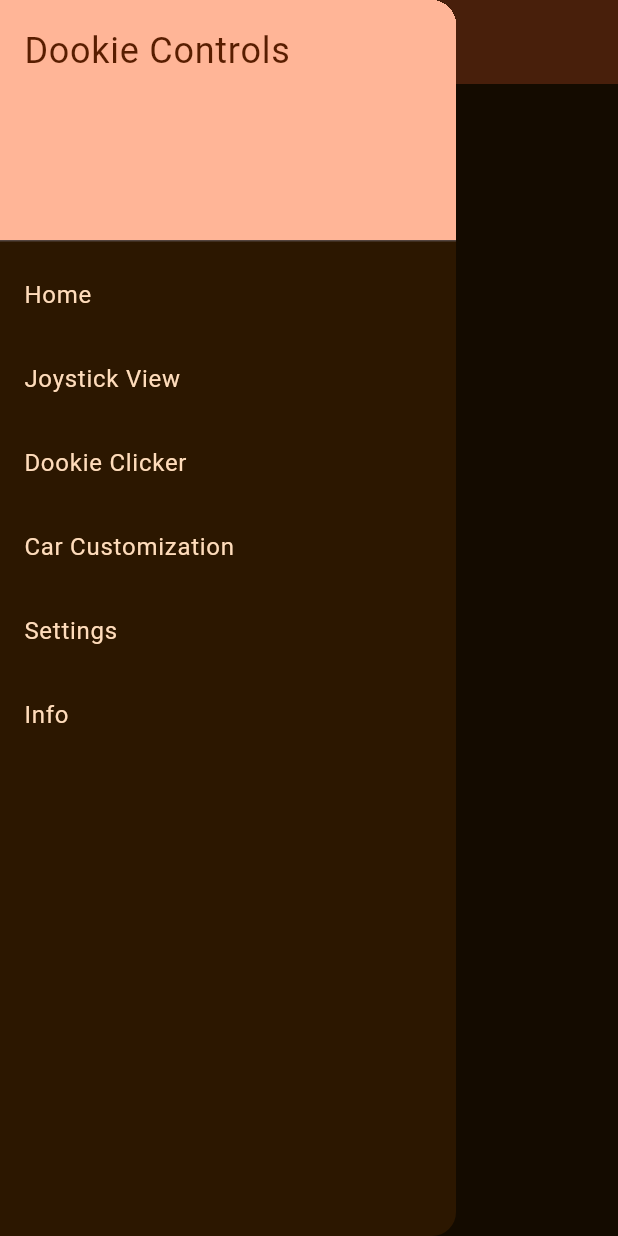
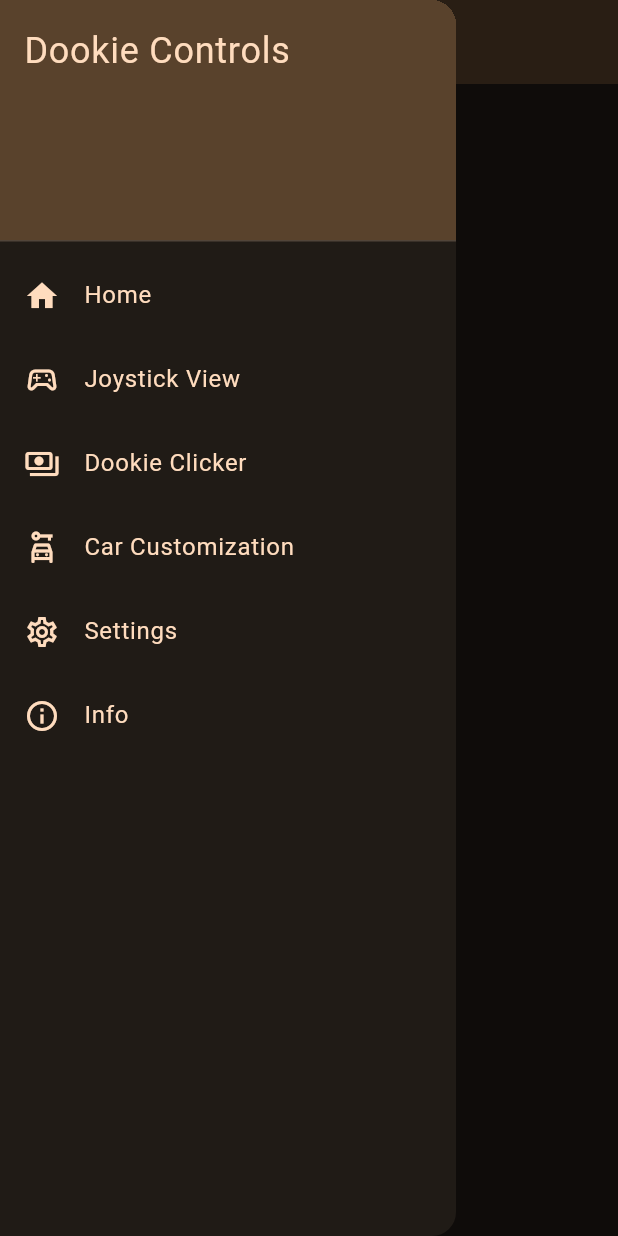
Before and after one commit to PhilippTrashman/dookie_controls, a Flutter app: the MainPage screen opened directly, with the side drawer open, on a phone screen of 412 x 824 dp. Run offline on Flutter 3.47's test engine with Material 3 defaults, Android fonts, the phone set to English and light mode, and no system bars; accounts and stored records are empty.

```diff
--- a/lib/main.dart
+++ b/lib/main.dart
@@ -2,6 +2,7 @@ import 'package:flutter/material.dart';
 import 'package:dookie_controls/color_schemes/color_schemes.g.dart';
 import 'package:dookie_controls/imports.dart';
 import 'package:dookie_controls/dookie_notifier.dart';
+import 'package:flutter/widgets.dart';
 import 'package:provider/provider.dart';
 
 void main() {
@@ -59,8 +60,11 @@ class _MyHomePageState extends State<MyHomePage> {
   Widget logInScreen() {
     return Scaffold(
         appBar: AppBar(
-          backgroundColor: Theme.of(context).colorScheme.inversePrimary,
-          title: Text(widget.title),
+          backgroundColor: colorScheme.secondaryContainer,
+          title: Text(
+            widget.title,
+            style: TextStyle(color: colorScheme.onSecondaryContainer),
+          ),
         ),
         body: Center(
             child: Column(
@@ -91,11 +95,11 @@ class _MyHomePageState extends State<MyHomePage> {
       icon: selectedUser != null
           ? Icon(
               Icons.lock_open,
-              color: colorScheme.primary,
+              color: colorScheme.onPrimaryContainer,
             )
           : Icon(
               Icons.lock,
-              color: colorScheme.primary,
+              color: colorScheme.onPrimaryContainer,
             ),
     );
   }
@@ -111,7 +115,7 @@ class _MyHomePageState extends State<MyHomePage> {
         margin: const EdgeInsets.all(10),
         padding: const EdgeInsets.all(10),
         decoration: BoxDecoration(
-          color: Theme.of(context).colorScheme.primary,
+          color: Theme.of(context).colorScheme.secondaryContainer,
           borderRadius: BorderRadius.circular(10),
         ),
         child: Column(
@@ -119,15 +123,15 @@ class _MyHomePageState extends State<MyHomePage> {
           children: [
             Text(
               user.name,
-              style: TextStyle(color: colorScheme.onPrimary),
+              style: TextStyle(color: colorScheme.onSecondaryContainer),
             ),
             Text(
               user.lastName,
-              style: TextStyle(color: colorScheme.onPrimary),
+              style: TextStyle(color: colorScheme.onSecondaryContainer),
             ),
             Icon(
               Icons.car_rental,
-              color: colorScheme.onPrimary,
+              color: colorScheme.onSecondaryContainer,
             )
           ],
         ),
@@ -192,8 +196,11 @@ class _MainPageState extends State<MainPage> {
             key: _scaffoldKey,
             drawer: menuDrawer(),
             appBar: AppBar(
-              backgroundColor: Theme.of(context).colorScheme.inversePrimary,
-              title: const Text("Dookie Controls"),
+              backgroundColor: colorScheme.secondaryContainer,
+              title: Text(
+                "Dookie Controls",
+                style: TextStyle(color: colorScheme.onSecondaryContainer),
+              ),
               leading: IconButton(
                 onPressed: () {
                   _scaffoldKey.currentState!.openDrawer();
@@ -209,6 +216,28 @@ class _MainPageState extends State<MainPage> {
     );
   }
 
+  ListTile menuButton(
+      {required String title,
+      required int index,
+      required IconData icon,
+      required IconData iconSelected}) {
+    return ListTile(
+      title: Text(
+        title,
+        style: TextStyle(color: colorScheme.onSecondaryContainer),
+      ),
+      leading: Icon(
+        selectedPage == index ? iconSelected : icon,
+        color: colorScheme.onSecondaryContainer,
+      ),
+      onTap: () {
+        setState(() {
+          selectedPage = index;
+        });
+      },
+    );
+  }
+
   Drawer menuDrawer() {
     return Drawer(
       child: ListView(
@@ -216,64 +245,46 @@ class _MainPageState extends State<MainPage> {
         children: [
           DrawerHeader(
             decoration: BoxDecoration(
-              color: Theme.of(context).colorScheme.primary,
+              color: Theme.of(context).colorScheme.secondaryContainer,
             ),
             child: Text(
               'Dookie Controls',
               style: TextStyle(
-                color: Theme.of(context).colorScheme.onPrimary,
+                color: Theme.of(context).colorScheme.onSecondaryContainer,
                 fontSize: 24,
               ),
             ),
           ),
-          ListTile(
-            title: const Text('Home'),
-            onTap: () {
-              setState(() {
-                selectedPage = 0;
-              });
-            },
-          ),
-          ListTile(
-            title: const Text('Joystick View'),
-            onTap: () {
-              setState(() {
-                selectedPage = 1;
-              });
-            },
-          ),
-          ListTile(
-            title: const Text('Dookie Clicker'),
-            onTap: () {
-              setState(() {
-                selectedPage = 2;
-              });
-            },
-          ),
-          ListTile(
-            title: const Text('Car Customization'),
-            onTap: () {
-              setState(() {
-                selectedPage = 3;
-              });
-            },
-          ),
-          ListTile(
-            title: const Text('Settings'),
-            onTap: () {
-              setState(() {
-                selectedPage = 4;
-              });
-            },
-          ),
-          ListTile(
-            title: const Text('Info'),
-            onTap: () {
-              setState(() {
-                selectedPage = 5;
-              });
-            },
-          ),
+          menuButton(
+              title: "Home",
+              index: 0,
+              icon: Icons.home_outlined,
+              iconSelected: Icons.home),
+          menuButton(
+              title: "Joystick View",
+              index: 1,
+              icon: Icons.sports_esports_outlined,
+              iconSelected: Icons.sports_esports),
+          menuButton(
+              title: "Dookie Clicker",
+              index: 2,
+              icon: Icons.payments_outlined,
+              iconSelected: Icons.payments),
+          menuButton(
+              title: "Car Customization",
+              index: 3,
+              icon: Icons.car_rental_outlined,
+              iconSelected: Icons.car_rental),
+          menuButton(
+              title: "Settings",
+              index: 4,
+              icon: Icons.settings_outlined,
+              iconSelected: Icons.settings),
+          menuButton(
+              title: "Info",
+              index: 5,
+              icon: Icons.info_outline,
+              iconSelected: Icons.info),
         ],
       ),
     );
```
Also changed, not shown: pubspec.yaml (+5 -33 lines), assets/ads/HonkHonkStarrail.jpg (added), assets/ads/Order_Up.png (added), assets/ads/Rise_of_Burger.png (added), assets/ads/create_your_adventure.png (added), assets/ads/shadow_wozard_money_gang.jpg (added), assets/color_pallet.png (added), assets/images/4373-amongus-dancing.gif (added), assets/images/pfps/pfp1.jpg (added), assets/images/pfps/pfp2.png (added), assets/images/pfps/pfp3.png (added), lib/color_schemes/color_schemes.g.dart, 2 other files.
